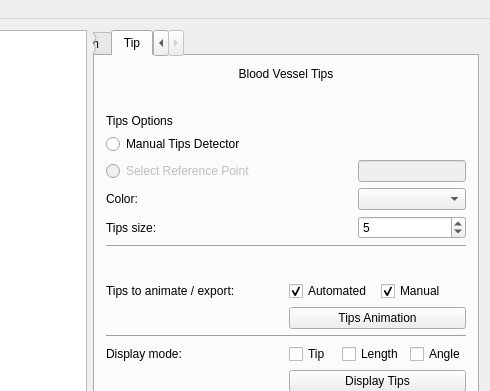
Qt form mainwindow.ui (qchen2017/BloodVesselVisualization) before a commit; both pictures show x 774 to 1264 and y 0 to 391 of the 1264 by 800 pixel window.
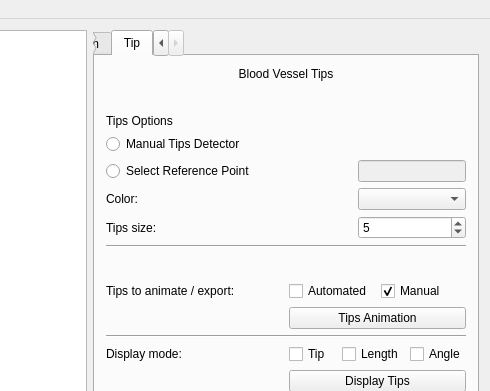
The same form after that commit. The open tabs and pages were chosen to show the change.

Patch:
```diff
--- a/mainwindow.ui
+++ b/mainwindow.ui
@@ -307,7 +307,7 @@
           <item row="2" column="0">
            <widget class="QRadioButton" name="select_ref_point_radioButton">
             <property name="enabled">
-             <bool>false</bool>
+             <bool>true</bool>
             </property>
             <property name="text">
              <string>Select Reference Point</string>
@@ -515,7 +515,7 @@
                <string>Automated</string>
               </property>
               <property name="checked">
-               <bool>true</bool>
+               <bool>false</bool>
               </property>
              </widget>
             </item>
```
Left out of the diff: 10 changed lines with no effect on the pictures.
